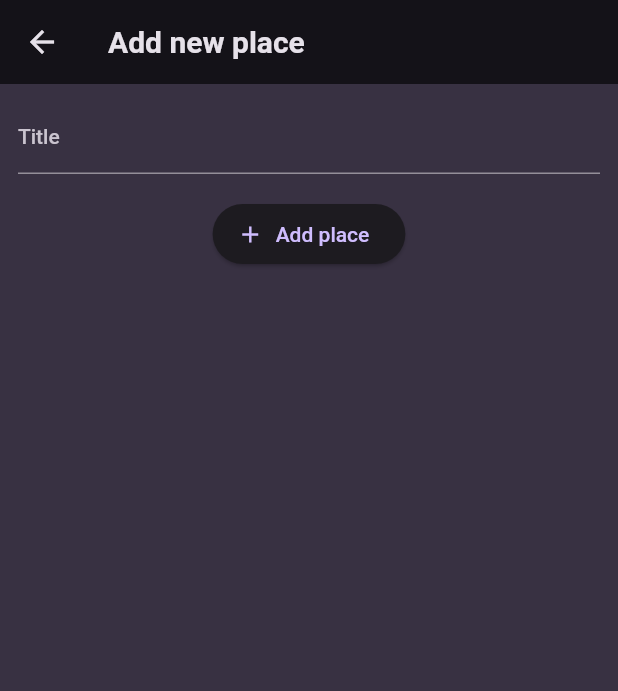
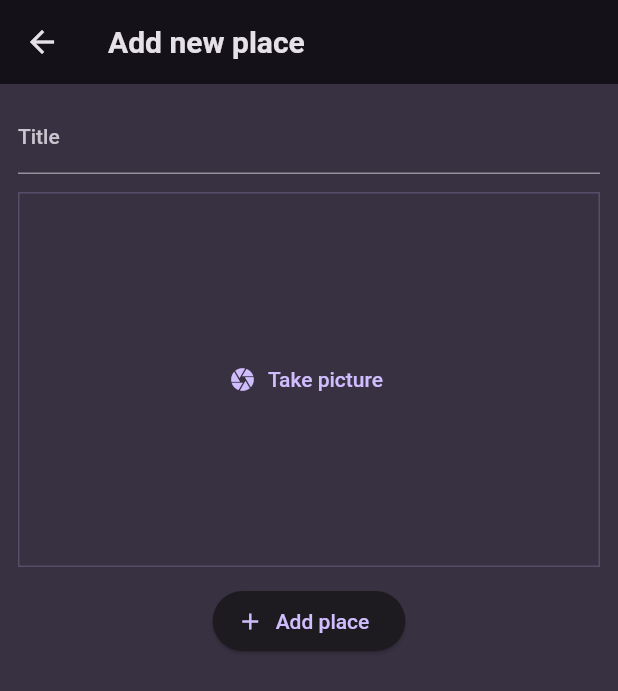
Before and after one commit to vicentedpsantos/favorite_places, a Flutter app: the AddPlaceScreen screen opened directly, on a phone screen of 412 x 824 dp. Shown: the top 691 px of the screen. Run offline on Flutter 3.47's test engine with Material 2 defaults, Android fonts, the phone set to English and light mode, and no system bars; our stand-ins replace flutter_riverpod, google_fonts, image_picker.

Commit message:
Add ImageInput with image picker

```diff
--- a/lib/screens/add_place.dart
+++ b/lib/screens/add_place.dart
@@ -2,6 +2,7 @@ import 'package:flutter/material.dart';
 import 'package:flutter_riverpod/flutter_riverpod.dart';
 
 import 'package:favorite_places/providers/user_places.dart';
+import 'package:favorite_places/widgets/image_input.dart';
 
 class AddPlaceScreen extends ConsumerStatefulWidget {
   const AddPlaceScreen({super.key});
@@ -44,7 +45,10 @@ class _AddPlaceScreenState extends ConsumerState<AddPlaceScreen> {
               style:
                   TextStyle(color: Theme.of(context).colorScheme.onBackground),
             ),
-            const SizedBox(height: 16),
+            // Image input
+            const SizedBox(height: 12),
+            ImageInput(),
+            const SizedBox(height: 12),
             ElevatedButton.icon(
               onPressed: _addPlace,
               icon: const Icon(Icons.add),
--- /dev/null
+++ b/lib/widgets/image_input.dart
@@ -0,0 +1,55 @@
+import 'dart:io';
+import 'package:flutter/material.dart';
+import 'package:image_picker/image_picker.dart';
+
+final ImagePicker picker = ImagePicker();
+
+class ImageInput extends StatefulWidget {
+  const ImageInput({super.key});
+
+  @override
+  State<ImageInput> createState() => _ImageInputState();
+}
+
+class _ImageInputState extends State<ImageInput> {
+  File? _selectedImage;
+
+  void _takePicture() async {
+    final XFile? photo =
+        await picker.pickImage(source: ImageSource.camera, maxWidth: 600);
+
+    if (photo == null) return;
+
+    setState(() {
+      _selectedImage = File(photo.path);
+    });
+  }
+
+  @override
+  Widget build(context) {
+    Widget content = TextButton.icon(
+        icon: const Icon(Icons.camera),
+        label: const Text('Take picture'),
+        onPressed: _takePicture);
+
+    if (_selectedImage != null) {
+      content = GestureDetector(
+        onTap: _takePicture,
+        child: Image.file(_selectedImage!, fit: BoxFit.cover),
+      );
+    }
+
+    return Container(
+      decoration: BoxDecoration(
+        border: Border.all(
+          width: 1,
+          color: Theme.of(context).colorScheme.primary.withOpacity(0.2),
+        ),
+      ),
+      height: 250,
+      width: double.infinity,
+      alignment: Alignment.center,
+      child: content,
+    );
+  }
+}
--- a/pubspec.yaml
+++ b/pubspec.yaml
@@ -38,6 +38,7 @@ dependencies:
   google_fonts: ^5.1.0
   uuid: ^3.0.7
   flutter_riverpod: ^2.3.6
+  image_picker: ^0.8.9
 
 dev_dependencies:
   flutter_test:
```
Also changed, not shown: pubspec.lock, 9 other files.
